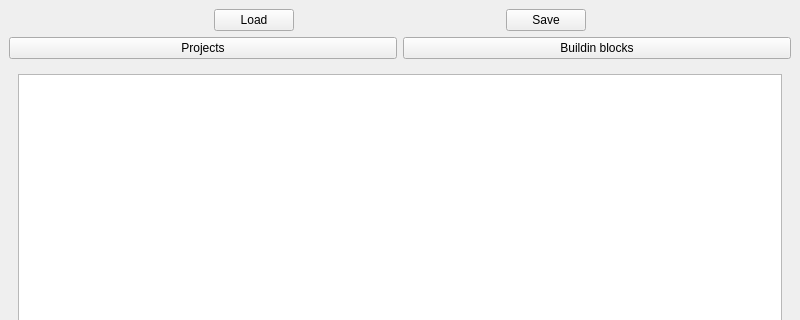
Above: src/mainwindow.ui from jfouche/bbm before the change; both pictures show x 0 to 800 and y 0 to 320 of the 800 by 600 pixel window. Below: the same form after it.
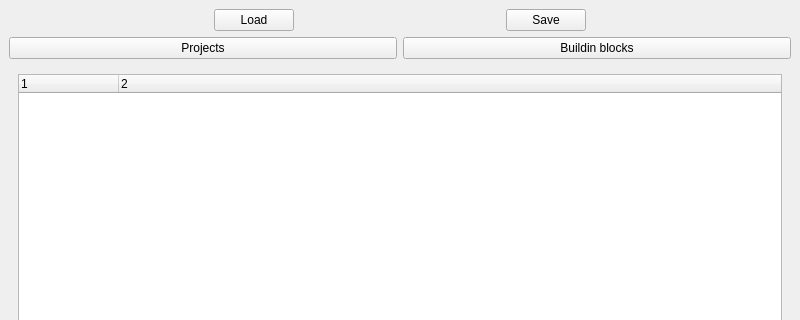
That is the form after the change. The open tabs and pages were chosen to show the change.

Commit message: added bb mgr dialog

```diff
--- a/src/mainwindow.ui
+++ b/src/mainwindow.ui
@@ -168,7 +168,21 @@
       <widget class="QWidget" name="page2">
        <layout class="QVBoxLayout" name="verticalLayout_3">
         <item>
-         <widget class="QTreeView" name="treeBuildingBlocks"/>
+         <widget class="QTreeWidget" name="treeBuildingBlocks">
+          <property name="columnCount">
+           <number>2</number>
+          </property>
+          <column>
+           <property name="text">
+            <string notr="true">1</string>
+           </property>
+          </column>
+          <column>
+           <property name="text">
+            <string notr="true">2</string>
+           </property>
+          </column>
+         </widget>
         </item>
         <item>
          <layout class="QHBoxLayout" name="horizontalLayout_4">
```
Left out of the diff: 33 changed lines with no effect on the pictures. The commit also changes 7 other files.
